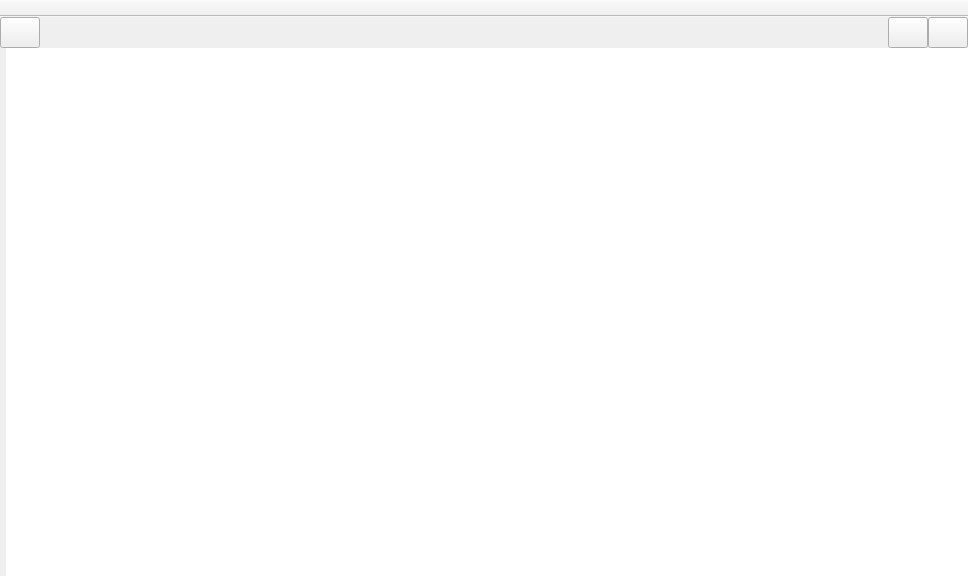
Old version of the form ui/mainwindow.ui in the repository kiwix/kiwix-desktop.
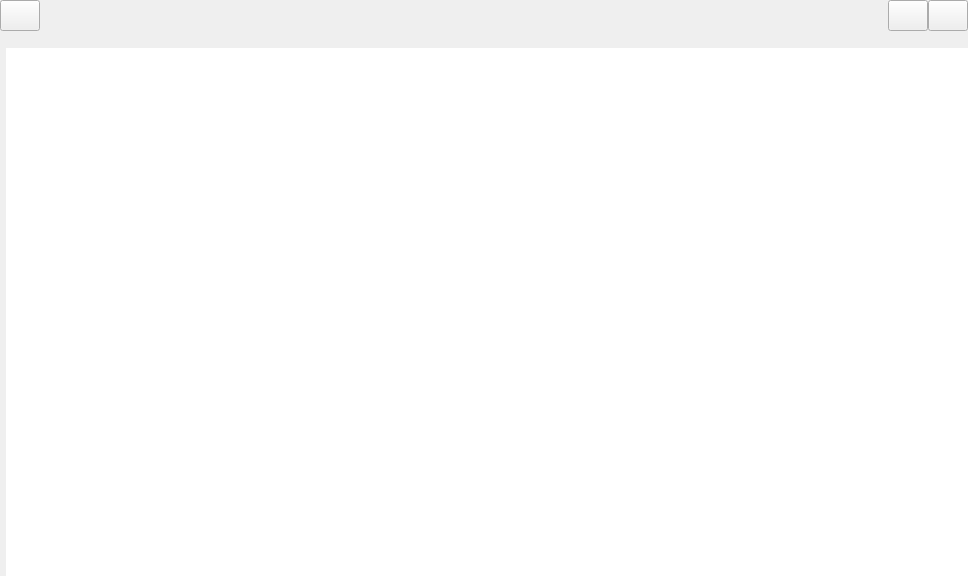
New version of the form. Icons and pictures are not drawn. Custom widgets are drawn as their Qt base class.

Commit message: Updated with new Frontend and added Search Feature, Frontend is now similar to Chrome with some extra features

What changed in the file:
```diff
--- a/ui/mainwindow.ui
+++ b/ui/mainwindow.ui
@@ -115,6 +115,16 @@
         </item>
        </layout>
       </item>
+      <item>
+       <widget class="TopWidget" name="mainToolBar">
+        <property name="movable">
+         <bool>false</bool>
+        </property>
+        <property name="floatable">
+         <bool>false</bool>
+        </property>
+       </widget>
+      </item>
       <item>
        <layout class="QHBoxLayout" name="horizontalLayout">
         <item>
@@ -162,20 +172,6 @@
     </item>
    </layout>
   </widget>
-  <widget class="TopWidget" name="mainToolBar">
-   <property name="movable">
-    <bool>false</bool>
-   </property>
-   <property name="floatable">
-    <bool>false</bool>
-   </property>
-   <attribute name="toolBarArea">
-    <enum>TopToolBarArea</enum>
-   </attribute>
-   <attribute name="toolBarBreak">
-    <bool>false</bool>
-   </attribute>
-  </widget>
  </widget>
  <layoutdefault spacing="6" margin="11"/>
  <customwidgets>
```
The commit also changes 1 other file.
